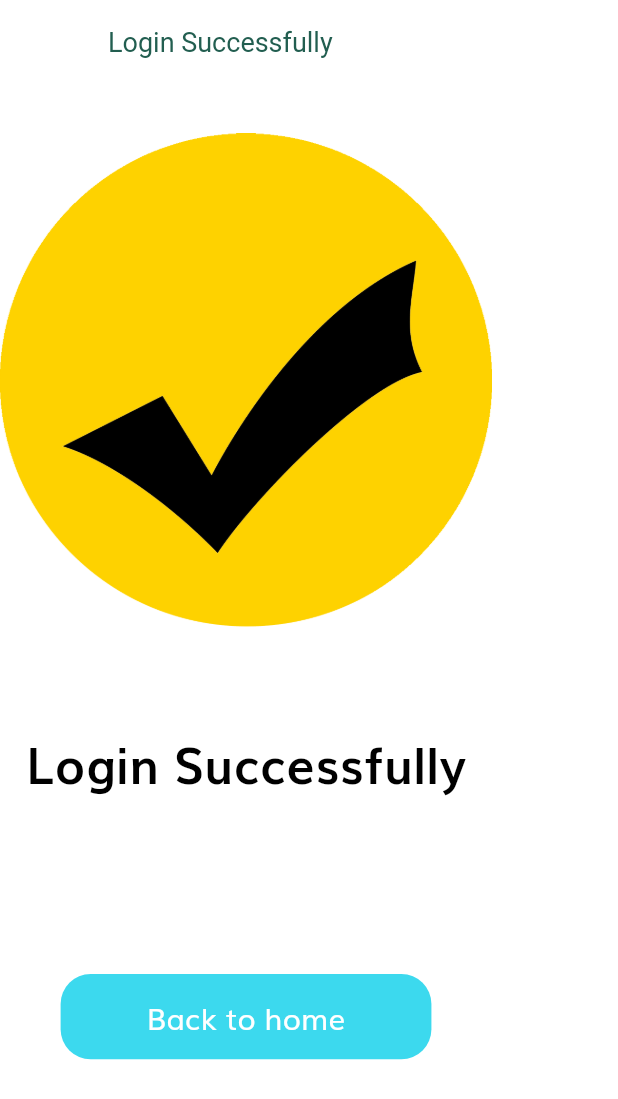
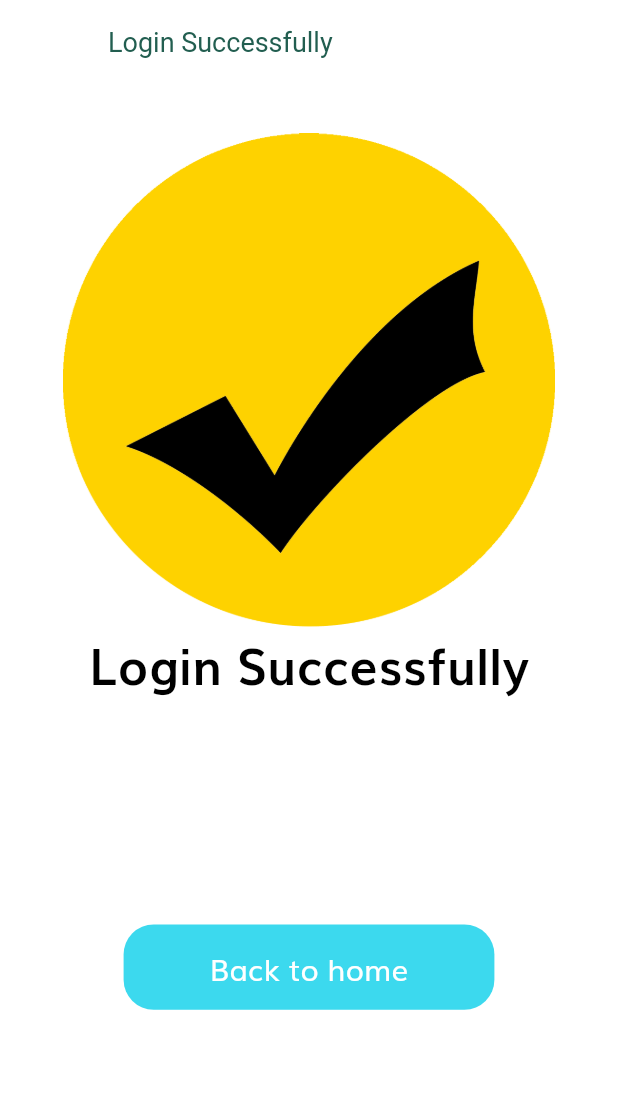
Before and after one commit to jayeshbhole7/flutter_ecommerce_app, a Flutter app: the LoginSuccessScreen screen opened by its route, on a phone screen of 412 x 824 dp. Shown: the top 1099 px of the screen. Run offline on Flutter 3.47's test engine with Material 3 defaults, Android fonts, the phone set to English and light mode, and no system bars; our stand-ins replace flutter_svg.

Commit message:
login_success_screen fix

```diff
--- a/lib/screens/login_success/components/body.dart
+++ b/lib/screens/login_success/components/body.dart
@@ -13,13 +13,15 @@ class Body extends StatelessWidget {
           "assets/images/success.gif",
           height: SizeConfig.screenHeight * 0.4, //40%
         ),
-        SizedBox(height: SizeConfig.screenHeight * 0.08),
-        Text(
+        SizedBox(height: SizeConfig.screenHeight * 0),
+        Center(
+          child: Text(
             "Login Successfully",
             style: TextStyle(
               fontSize: getProportionateScreenWidth(30),
               fontWeight: FontWeight.bold,
               color: Colors.black,
+              ),
             ),
         ),
         Spacer(),
--- a/lib/screens/login_success/login_success_screen.dart
+++ b/lib/screens/login_success/login_success_screen.dart
@@ -11,7 +11,9 @@ class LoginSuccessScreen extends StatelessWidget {
         leading: SizedBox(),
         title: Text("Login Successfully"),
       ),
-      body: Body(),
+      body:Center(
+        child: Body(),
+      ),
     );
   }
 }
--- a/pubspec.yaml
+++ b/pubspec.yaml
@@ -47,7 +47,7 @@ dev_dependencies:
   # activated in the `analysis_options.yaml` file located at the root of your
   # package. See that file for information about deactivating specific lint
   # rules and activating additional ones.
-  flutter_lints: ^2.0.0
+  flutter_lints: ^3.0.1
 
 # For information on the generic Dart part of this file, see the
 # following page: https://dart.dev/tools/pub/pubspec
```
Also changed, not shown: pubspec.lock, 4 other files. Lines whose indentation alone changed are shown as unchanged.
